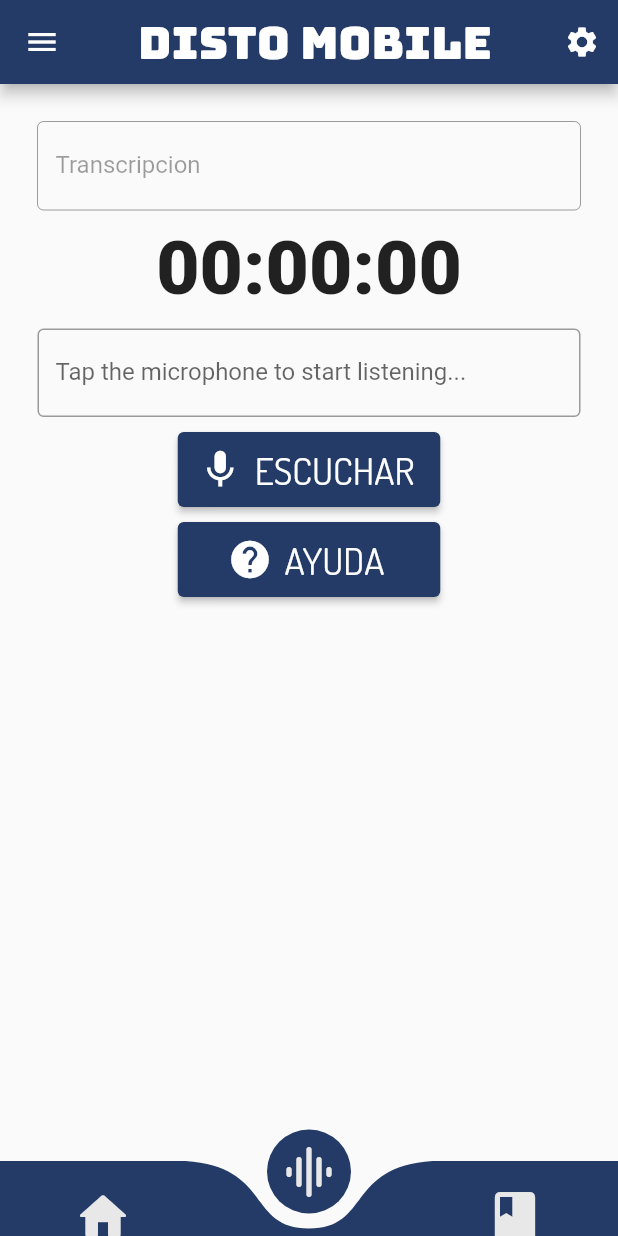
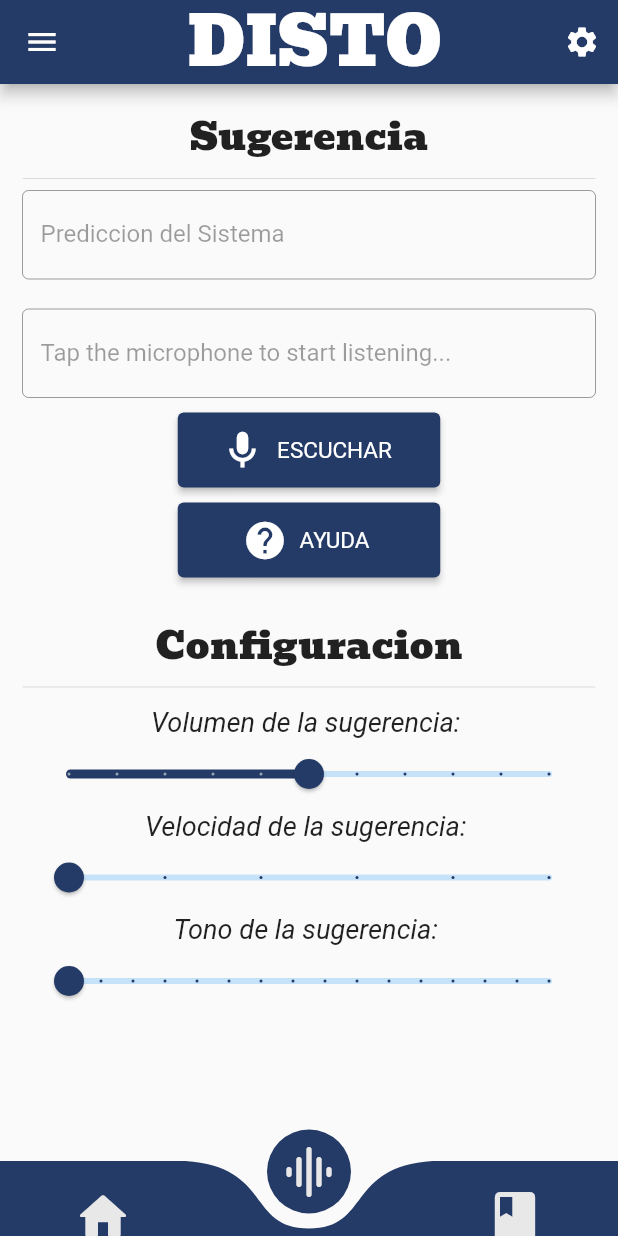
Before and after one commit to mromoc1/DISTO_mobile, a Flutter app: the screen it shows after launch, item 2 of the bottom bar chosen, after a tap on "ESCUCHAR", on a phone screen of 412 x 824 dp. Run offline on Flutter 3.47's test engine with Material 2 defaults, Android fonts, the phone set to English and light mode, and no system bars; drawn by our look-alikes of curved_navigation_bar; our stand-ins replace flutter_tts, speech_to_text, sqflite, video_player; accounts and stored records are empty; Roboto replaces fonts that are missing (Montserrat).

Commit message:
Mejora aspecto visual y desarrollo configuracion

```diff
--- a/lib/constants.dart
+++ b/lib/constants.dart
@@ -1,6 +1,32 @@
+// ignore_for_file: constant_identifier_names
+
 import 'package:flutter/material.dart';
 
 const colorPrimario = Color(0xFF243B67);
 const colorSecundario = Color(0xFFE8E8E8);
 const colorTexto1 = Colors.white;
 const colorTexto2 = Colors.black;
+const fuente_montserrat_diagonal_18 = TextStyle(
+  fontFamily: 'Montserrat',
+  fontSize: 18,
+  fontWeight: FontWeight.normal,
+  fontStyle: FontStyle.italic,
+);
+const fuente_titulo_app_45 = TextStyle(
+  fontSize: 45,
+  fontFamily: 'Bevan',
+);
+const fuente_montserrat_15 = TextStyle(
+  fontFamily: 'Montserrat',
+  fontSize: 15,
+  fontWeight: FontWeight.normal,
+);
+const fuente_montserrat_20 = TextStyle(
+  fontFamily: 'Montserrat',
+  fontSize: 20,
+  fontWeight: FontWeight.normal,
+);
+
+double volumen = 0.5;
+double velocidad = 0.5;
+double tono = 0.5;
--- a/lib/main.dart
+++ b/lib/main.dart
@@ -1,5 +1,6 @@
 // ignore_for_file: camel_case_types, prefer_const_constructors, prefer_const_constructors_in_immutables
 
+import 'package:app/views/menulateral_widget.dart';
 import 'package:flutter/material.dart';
 import 'package:curved_navigation_bar/curved_navigation_bar.dart';
 
@@ -43,17 +44,17 @@ class _InicioState extends State<Inicio> {
   Widget build(BuildContext context) {
     return Scaffold(
       extendBody: true,
+      drawer: MenuLateral(),
       appBar: AppBar(
         backgroundColor: colorPrimario,
         title: Center(
           child: Text(
-            'DISTO MOBILE',
-            style: TextStyle(
-                fontSize: 30, color: colorTexto1, fontFamily: 'Bungee'),
+            'DISTO',
+            style: fuente_titulo_app_45,
           ),
         ),
         actions: [IconButton(onPressed: () {}, icon: Icon(Icons.settings))],
-        leading: Icon(Icons.menu),
+        // leading: Icon(Icons.menu),
       ),
       bottomNavigationBar: CurvedNavigationBar(
         key: _bottomNavigationKey,
--- a/lib/views/book_page.dart
+++ b/lib/views/book_page.dart
@@ -2,6 +2,7 @@
 
 import 'dart:ui';
 
+import 'package:app/constants.dart';
 import 'package:app/database/palabras.dart';
 import 'package:flutter/material.dart';
 
@@ -39,28 +40,19 @@ class _BookState extends State<BookPage> {
             margin: EdgeInsets.all(10),
             child: Column(
               children: <Widget>[
-                SizedBox(height: 10),
+                SizedBox(height: 30),
                 TextField(
                   controller: palabraTextField,
                   decoration: InputDecoration(
                     border: OutlineInputBorder(
                       borderRadius: BorderRadius.circular(10.0),
                     ),
-                    // labelText: 'Buscar...',
-                    hintText: 'Buscar...',
-                    suffixIcon: Icon(Icons.search),
+                    hintText: 'Pulsa enter para agregar',
+                    labelText: 'AGREGAR NUEVA PALABRA',
+                    suffixIcon: Icon(Icons.add_circle_outline),
                   ),
-                  style: TextStyle(
-                    fontFamily: 'Dosis',
-                    fontSize: 25,
-                  ),
-                ),
-                Row(
-                  mainAxisSize: MainAxisSize.max,
-                  mainAxisAlignment: MainAxisAlignment.spaceEvenly,
-                  children: [
-                    IconButton(
-                      onPressed: () async {
+                  style: fuente_montserrat_diagonal_18,
+                  onSubmitted: (value) async {
                     if (palabraTextField.text.isNotEmpty) {
                       print(palabraTextField.text);
                       DB.instance.addPalabra(Palabra(
@@ -70,37 +62,23 @@ class _BookState extends State<BookPage> {
                       initState();
                     }
                   },
-                      icon: Icon(
-                        Icons.add_circle_outline,
-                        color: Color.fromARGB(255, 45, 17, 170),
-                      ),
-                      iconSize: 35,
-                    ),
-                  ],
                 ),
                 SizedBox(height: 10),
                 DataTable(
                   columns: [
                     DataColumn(
-                      label: Text("ID",
-                          style: TextStyle(fontSize: 25, fontFamily: 'Dosis')),
+                      label: Text("ID", style: fuente_montserrat_20),
                     ),
                     DataColumn(
-                        label: Text("PALABRA",
-                            style:
-                                TextStyle(fontSize: 25, fontFamily: 'Dosis'))),
+                        label: Text("PALABRA", style: fuente_montserrat_20)),
                     DataColumn(
-                        label: Text("ELIMINAR",
-                            style:
-                                TextStyle(fontSize: 25, fontFamily: 'Dosis'))),
+                        label: Text("ELIMINAR", style: fuente_montserrat_20)),
                   ],
                   rows: Lp.map<DataRow>((item) => DataRow(cells: [
                         DataCell(Text(item.id.toString(),
-                            style:
-                                TextStyle(fontSize: 20, fontFamily: 'Dosis'))),
+                            style: fuente_montserrat_20)),
                         DataCell(Text(item.palabra.toString(),
-                            style:
-                                TextStyle(fontSize: 20, fontFamily: 'Dosis'))),
+                            style: fuente_montserrat_20)),
                         DataCell(IconButton(
                             onPressed: () async {
                               DB.instance.removePalabra(item);
--- a/lib/views/home_page.dart
+++ b/lib/views/home_page.dart
@@ -1,5 +1,6 @@
 // ignore_for_file: prefer_const_literals_to_create_immutables, prefer_const_constructors
 
+import 'package:app/constants.dart';
 import 'package:flutter/material.dart';
 import 'package:video_player/video_player.dart';
 
@@ -28,9 +29,25 @@ class _HomeState extends State<HomePage> {
       body: SingleChildScrollView(
         child: Container(
             alignment: Alignment.topCenter,
-            padding: const EdgeInsets.all(5),
-            margin: const EdgeInsets.all(20),
-            decoration: BoxDecoration(borderRadius: BorderRadius.circular(20)),
+            padding: const EdgeInsets.all(10),
+            margin: const EdgeInsets.all(5),
+            child: Column(
+              children: <Widget>[
+                Text(
+                  'Que es DISTO',
+                  textAlign: TextAlign.left,
+                  style: TextStyle(
+                    fontFamily: 'Bevan',
+                    fontSize: 25,
+                    fontWeight: FontWeight.normal,
+                  ),
+                ),
+                Divider(),
+                Container(
+                    padding: const EdgeInsets.all(10),
+                    decoration: BoxDecoration(
+                        borderRadius: BorderRadius.circular(10),
+                        color: colorPrimario),
                     child: Column(
                       children: <Widget>[
                         _controller.value.isInitialized
@@ -51,19 +68,16 @@ class _HomeState extends State<HomePage> {
                               ? Icons.stop_rounded
                               : Icons.play_arrow_rounded),
                           iconSize: 70,
-                  color: Color(0xFF243B67),
+                          color: Colors.white,
                         ),
+                      ],
+                    )),
                 Padding(
                   padding: EdgeInsetsDirectional.fromSTEB(0, 10, 0, 0),
                   child: Text(
                     'DISTO es un sistema computacional cuya funcionalidad principal es ayudar a individuos que padecen disfemia tónica. Dicha ayuda consiste en proporcionar un procedimiento que mediante uso de software y hardware permita disminuir a través de la sugerencia de la palabra el tiempo de interrupción o bloqueo generado en una persona con este trastorno del habla (disfemia tónica).',
                     textAlign: TextAlign.justify,
-                    style: TextStyle(
-                      fontFamily: 'Montserrat',
-                      fontSize: 18,
-                      fontWeight: FontWeight.normal,
-                      fontStyle: FontStyle.italic,
-                    ),
+                    style: fuente_montserrat_diagonal_18,
                   ),
                 ),
               ],
--- /dev/null
+++ b/lib/views/menulateral_widget.dart
@@ -0,0 +1,38 @@
+import 'dart:ui';
+
+import 'package:app/constants.dart';
+import 'package:flutter/material.dart';
+
+class MenuLateral extends StatelessWidget {
+  final padding = EdgeInsets.symmetric(horizontal: 20);
+  Widget build(BuildContext context) {
+    return Drawer(
+      child: Material(
+        color: colorPrimario,
+        child: ListView(
+          padding: padding,
+          children: <Widget>[
+            const SizedBox(
+              height: 48,
+            ),
+            CrearMenu(
+              text: 'Acerca de',
+              icon: Icons.people,
+            ),
+          ],
+        ),
+      ),
+    );
+  }
+}
+
+Widget CrearMenu({required String text, required IconData icon}) {
+  final color = Colors.white;
+  final hoverColor = Colors.white70;
+  return ListTile(
+    leading: Icon(icon, color: color),
+    title: Text(text, style: TextStyle(color: color)),
+    hoverColor: hoverColor,
+    onTap: () {},
+  );
+}
--- a/lib/views/prediction_page.dart
+++ b/lib/views/prediction_page.dart
@@ -1,4 +1,4 @@
-// ignore_for_file: prefer_const_constructors, annotate_overrides, prefer_final_fields, unused_local_variable
+// ignore_for_file: prefer_const_constructors, annotate_overrides, prefer_final_fields, unused_local_variable, prefer_const_literals_to_create_immutables
 
 import 'package:flutter/material.dart';
 import 'package:flutter_tts/flutter_tts.dart';
@@ -25,7 +25,6 @@ class _PredictionState extends State<PredictionPage> {
   void initState() {
     super.initState();
     _initSpeech();
-    //solicitud();
   }
 
   SpeechToText _speechToText = SpeechToText();
@@ -33,24 +32,27 @@ class _PredictionState extends State<PredictionPage> {
   late stt.SpeechToText _speech;
   bool _speechEnabled = false;
   String _lastWords = '';
-  String url = "";
+
   String texto = "";
-  //final socket = null;
-  var Data;
-  //String QueryText = 'Prediccion';
-
-  bool escuchando = false;
-  bool _isListening = false;
-  String _text = 'Transcripcion';
+  String _text = 'Prediccion del Sistema';
 
   Widget build(BuildContext context) {
     return Scaffold(
         body: SingleChildScrollView(
       child: Container(
-        alignment: Alignment.center,
-        margin: EdgeInsets.all(25),
+        margin: EdgeInsets.all(15),
         child: Column(
           children: <Widget>[
+            Text(
+              'Sugerencia',
+              textAlign: TextAlign.left,
+              style: TextStyle(
+                fontFamily: 'Bevan',
+                fontSize: 25,
+                fontWeight: FontWeight.normal,
+              ),
+            ),
+            Divider(),
             TextField(
               decoration: InputDecoration(
                 border: OutlineInputBorder(),
@@ -58,25 +60,13 @@ class _PredictionState extends State<PredictionPage> {
                 enabled: false,
               ),
             ),
-            SizedBox(height: 10),
-            Text(
-              '00:00:00',
-              style: TextStyle(
-                fontFamily: 'Montserrat',
-                fontSize: 50,
-                fontWeight: FontWeight.w900,
-              ),
-            ),
-            SizedBox(height: 10),
+            SizedBox(height: 20),
             TextField(
               decoration: InputDecoration(
+                enabled: false,
                 border: OutlineInputBorder(),
                 labelText: _speechToText.isListening
                     ? '$_lastWords'
-                    // If listening isn't active but could be tell the user
-                    // how to start it, otherwise indicate that speech
-                    // recognition is not yet ready or not supported on
-                    // the target device
                     : _speechEnabled
                         ? 'Tap the microphone to start listening...'
                         : 'Speech not available',
@@ -86,28 +76,91 @@ class _PredictionState extends State<PredictionPage> {
             ElevatedButton.icon(
               style: ElevatedButton.styleFrom(
                 minimumSize: Size(175, 50),
-                primary: escuchando ? Colors.red : colorPrimario,
+                primary: colorPrimario,
               ),
               onPressed: _speechToText.isNotListening
                   ? _startListening
                   : _stopListening,
-              icon: Icon(escuchando ? Icons.stop : Icons.mic, size: 30),
-              label: Text(
-                escuchando ? 'DETENER' : 'ESCUCHAR',
-                style: TextStyle(fontSize: 25, fontFamily: 'Dosis'),
-              ),
+              icon: Icon(Icons.mic_sharp, size: 30),
+              label: Text('ESCUCHAR', style: fuente_montserrat_15),
             ),
             const SizedBox(height: 10),
             ElevatedButton.icon(
               style: ElevatedButton.styleFrom(
                 minimumSize: Size(175, 50),
-                primary: escuchando ? Colors.red : colorPrimario,
+                primary: colorPrimario,
               ),
               onPressed: ayuda,
-              icon: Icon(escuchando ? Icons.stop : Icons.help, size: 30),
-              label: Text(
-                escuchando ? 'DETENER' : 'AYUDA',
-                style: TextStyle(fontSize: 25, fontFamily: 'Dosis'),
+              icon: Icon(Icons.help, size: 30),
+              label: Text('AYUDA', style: fuente_montserrat_15),
+            ),
+            const SizedBox(height: 25),
+            Text(
+              'Configuracion',
+              textAlign: TextAlign.left,
+              style: TextStyle(
+                fontFamily: 'Bevan',
+                fontSize: 25,
+                fontWeight: FontWeight.normal,
+              ),
+            ),
+            Divider(),
+            Container(
+              padding: const EdgeInsets.all(5),
+              decoration: BoxDecoration(
+                borderRadius: BorderRadius.circular(10),
+              ),
+              child: Column(
+                children: <Widget>[
+                  Text(
+                    'Volumen de la sugerencia: ',
+                    style: fuente_montserrat_diagonal_18,
+                  ),
+                  Slider(
+                    value: volumen,
+                    min: 0,
+                    max: 1,
+                    divisions: 10,
+                    thumbColor: colorPrimario,
+                    activeColor: colorPrimario,
+                    label: "$volumen",
+                    onChanged: (value) {
+                      setState(() => volumen = value);
+                    },
+                  ),
+                  Text(
+                    'Velocidad de la sugerencia: ',
+                    style: fuente_montserrat_diagonal_18,
+                  ),
+                  Slider(
+                    value: velocidad,
+                    min: 0.5,
+                    max: 1,
+                    divisions: 5,
+                    label: "$velocidad",
+                    thumbColor: colorPrimario,
+                    activeColor: colorPrimario,
+                    onChanged: (value) {
+                      setState(() => velocidad = value);
+                    },
+                  ),
+                  Text(
+                    'Tono de la sugerencia: ',
+                    style: fuente_montserrat_diagonal_18,
+                  ),
+                  Slider(
+                    value: tono,
+                    min: 0.5,
+                    max: 2,
+                    divisions: 15,
+                    label: "$tono",
+                    thumbColor: colorPrimario,
+                    activeColor: colorPrimario,
+                    onChanged: (value) {
+                      setState(() => tono = value);
+                    },
+                  ),
+                ],
               ),
             ),
           ],
@@ -123,16 +176,15 @@ class _PredictionState extends State<PredictionPage> {
   }
 
   Future<void> reproducirPalabra(String palabra) async {
-    print(palabra);
     FlutterTts flutterTts = FlutterTts();
+    flutterTts.setLanguage("es-MX");
+    flutterTts.setSpeechRate(velocidad);
+    flutterTts.setVolume(volumen);
+    flutterTts.setPitch(tono);
+    flutterTts.isLanguageAvailable("es-MX");
+
     var result = await flutterTts.speak(palabra);
     List<dynamic> languages = await flutterTts.getLanguages;
-
-    await flutterTts.setLanguage("es-MX");
-    await flutterTts.setSpeechRate(0.1);
-    await flutterTts.setVolume(1.0);
-    await flutterTts.setPitch(0.5);
-    await flutterTts.isLanguageAvailable("es-MX");
   }
 
   /// Each time to start a speech recognition session
--- a/pubspec.yaml
+++ b/pubspec.yaml
@@ -90,6 +90,12 @@ flutter:
     - family: monoton
       fonts:
         - asset: fonts/Monoton-Regular.ttf
+    - family: BhuTuka
+      fonts:
+        - asset: fonts/BhuTukaExpandedOne-Regular.ttf
+    - family: Bevan
+      fonts:
+        - asset: fonts/Bevan-Regular.ttf
   #       - asset: fonts/Schyler-Italic.ttf
   #         style: italic
   #   - family: Trajan Pro
```
Also changed, not shown: fonts/Bevan-Regular.ttf (added), fonts/BhuTukaExpandedOne-Regular.ttf (added), 1 other file. Lines whose indentation alone changed are shown as unchanged.
